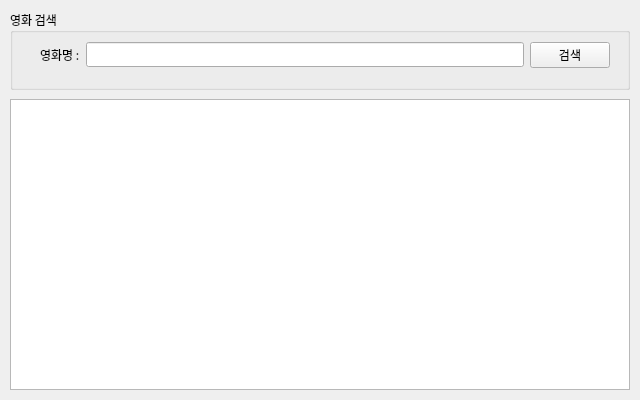
Old version of the form part1/studyPyQt/naverAPIMovie.ui in the repository Park-JuHyeon/MiniProjects.
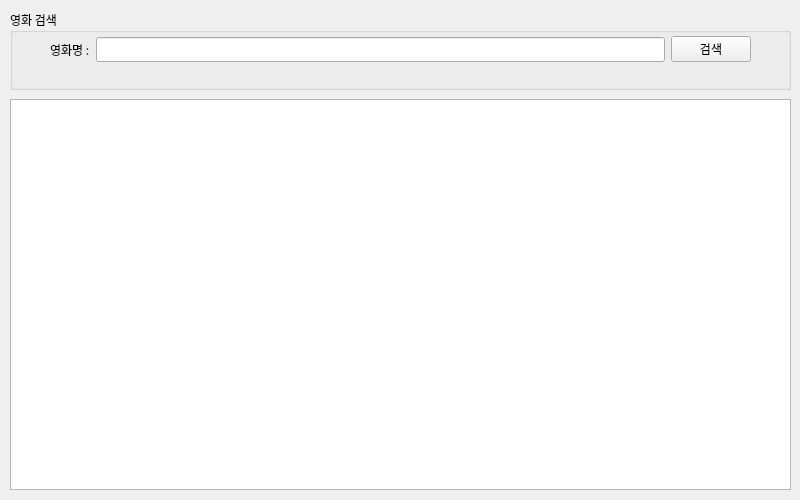
New version of the form.

```diff
--- a/part1/studyPyQt/naverAPIMovie.ui
+++ b/part1/studyPyQt/naverAPIMovie.ui
@@ -9,8 +9,8 @@
    <rect>
     <x>0</x>
     <y>0</y>
-    <width>640</width>
-    <height>400</height>
+    <width>800</width>
+    <height>500</height>
    </rect>
   </property>
   <property name="sizePolicy">
@@ -21,14 +21,14 @@
   </property>
   <property name="minimumSize">
    <size>
-    <width>640</width>
-    <height>400</height>
+    <width>800</width>
+    <height>500</height>
    </size>
   </property>
   <property name="maximumSize">
    <size>
-    <width>640</width>
-    <height>400</height>
+    <width>800</width>
+    <height>500</height>
    </size>
   </property>
   <property name="font">
@@ -44,7 +44,7 @@
     <rect>
      <x>10</x>
      <y>10</y>
-     <width>620</width>
+     <width>781</width>
      <height>80</height>
     </rect>
    </property>
@@ -57,10 +57,10 @@
       <widget class="QWidget" name="layoutWidget">
        <property name="geometry">
         <rect>
-         <x>30</x>
-         <y>30</y>
-         <width>570</width>
-         <height>30</height>
+         <x>40</x>
+         <y>19</y>
+         <width>701</width>
+         <height>41</height>
         </rect>
        </property>
        <layout class="QHBoxLayout" name="horizontalLayout">
@@ -92,8 +92,8 @@
     <rect>
      <x>10</x>
      <y>99</y>
-     <width>620</width>
-     <height>291</height>
+     <width>781</width>
+     <height>391</height>
     </rect>
    </property>
    <layout class="QVBoxLayout" name="resultLayout">
```
